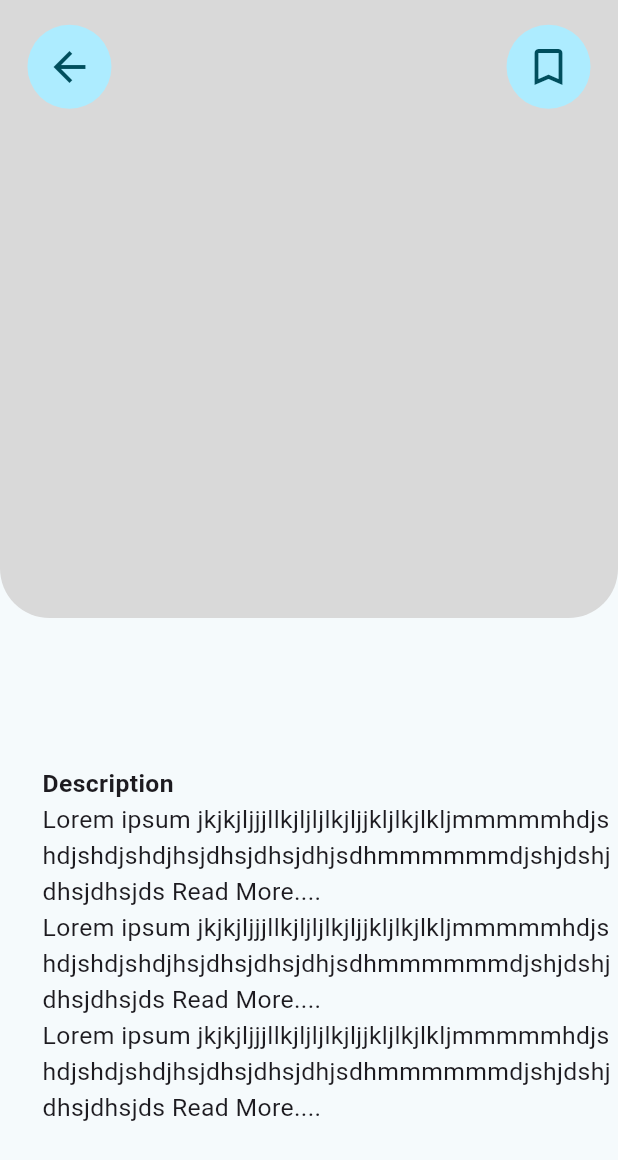
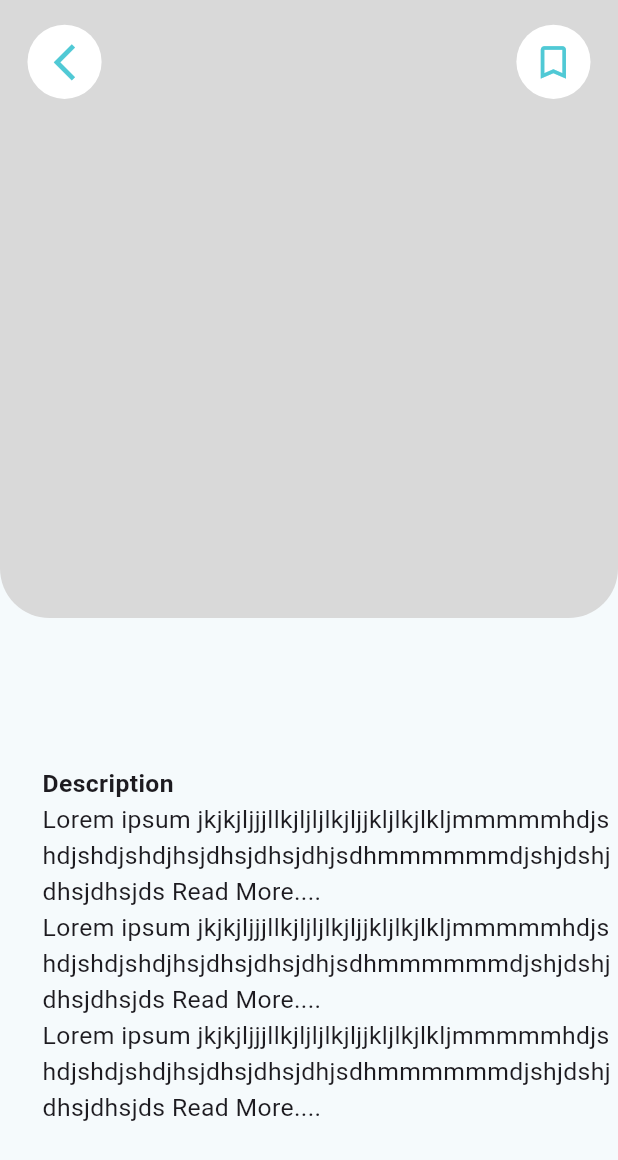
Before and after one commit to Abdallah867/travel_app, a Flutter app: the TripDetailsView screen opened directly with empty values, on a phone screen of 412 x 824 dp. Shown: the top 1160 px of the screen. Run offline on Flutter 3.47's test engine with Material 3 defaults, Android fonts, the phone set to English and light mode, and no system bars; our stand-ins replace appwrite, bloc, dartz, flutter_bloc, flutter_screenutil, get_it and 3 more; accounts and stored records are empty.

Commit message:
Create a reusable custom circular icon widget

```diff
--- a/lib/features/trip_details/presentation/views/trip_details_view.dart
+++ b/lib/features/trip_details/presentation/views/trip_details_view.dart
@@ -1,9 +1,12 @@
 import 'package:flutter/material.dart';
 import 'package:flutter_screenutil/flutter_screenutil.dart';
+import 'package:go_router/go_router.dart';
 import 'package:travel_app/core/utils/font_weight_helper.dart';
 import 'package:travel_app/core/utils/text_styles.dart';
 import 'package:travel_app/core/widgets/horizontal_space.dart';
 import 'package:travel_app/core/widgets/vertical_widget.dart';
+
+import 'widgets/custom_circular_icon.dart';
 
 class TripDetailsView extends StatelessWidget {
   final String tripId;
@@ -32,13 +35,15 @@ class TripDetailsView extends StatelessWidget {
                   Padding(
                     padding: EdgeInsets.symmetric(
                         horizontal: 16.0.w, vertical: 16.h),
-                    child: const Row(
+                    child: Row(
                       mainAxisAlignment: MainAxisAlignment.spaceBetween,
                       children: [
                         CustomCircularIcon(
-                          icon: Icons.arrow_back,
+                          icon: Icons.arrow_back_ios_new,
+                          onPressed: () => context.pop(),
                         ),
                         CustomCircularIcon(
+                          onPressed: () {},
                           icon: Icons.bookmark_outline,
                         ),
                       ],
@@ -108,22 +113,3 @@ class TripDetailsView extends StatelessWidget {
     );
   }
 }
-
-class CustomCircularIcon extends StatelessWidget {
-  final IconData icon;
-  const CustomCircularIcon({
-    super.key,
-    required this.icon,
-  });
-
-  @override
-  Widget build(BuildContext context) {
-    return CircleAvatar(
-      radius: 28,
-      child: Icon(
-        icon,
-        size: 32,
-      ),
-    );
-  }
-}
--- /dev/null
+++ b/lib/features/trip_details/presentation/views/widgets/custom_circular_icon.dart
@@ -0,0 +1,29 @@
+import 'package:flutter/material.dart';
+import 'package:flutter_screenutil/flutter_screenutil.dart';
+import 'package:travel_app/core/utils/app_colors.dart';
+
+class CustomCircularIcon extends StatelessWidget {
+  final IconData icon;
+  final VoidCallback onPressed;
+  const CustomCircularIcon({
+    super.key,
+    required this.icon,
+    required this.onPressed,
+  });
+
+  @override
+  Widget build(BuildContext context) {
+    return GestureDetector(
+      onTap: onPressed,
+      child: CircleAvatar(
+        backgroundColor: AppColors.whiteColor,
+        radius: 24.r,
+        child: Icon(
+          icon,
+          color: AppColors.secondaryColor,
+          size: 28.sp,
+        ),
+      ),
+    );
+  }
+}
```
